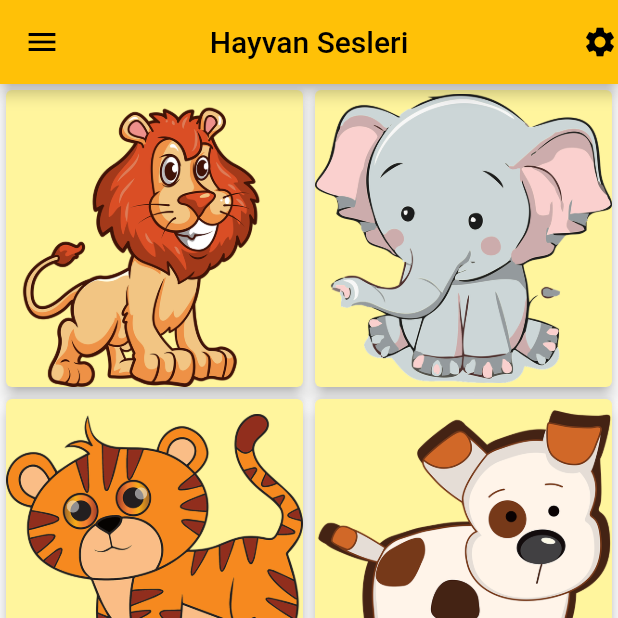
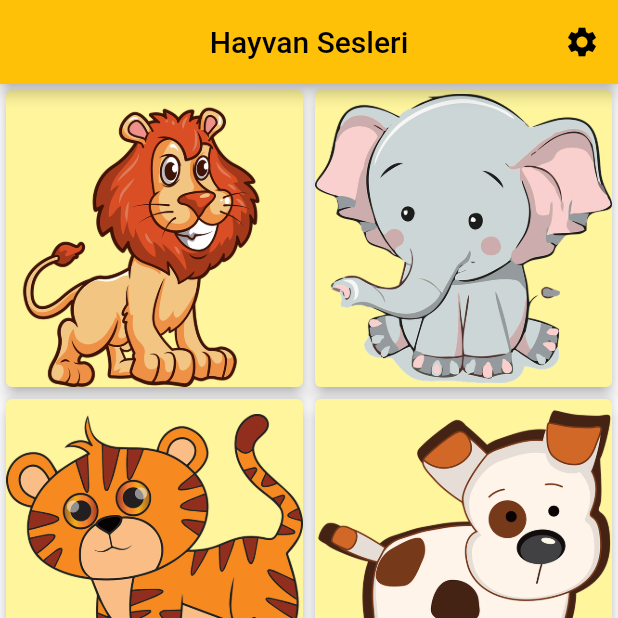
Before and after one commit to orkuneyb/animal_sounds_flutter, a Flutter app: the screen it shows after launch, on a phone screen of 412 x 824 dp, the top half of it. Run offline on Flutter 3.47's test engine with Material 2 defaults, Android fonts, the phone set to English and light mode, and no system bars; our stand-ins replace assets_audio_player, shared_preferences; missing offline and left inert: app_settings.

Commit message:
simple design and some fixes

```diff
--- a/lib/main.dart
+++ b/lib/main.dart
@@ -1,6 +1,9 @@
 import 'package:animal_sounds_flutter/pages/home.dart';
+import 'package:animal_sounds_flutter/pages/settings.dart';
+import 'package:animal_sounds_flutter/providers/settings_provider.dart';
 import 'package:animal_sounds_flutter/utils/colors/colors.dart';
 import 'package:flutter/material.dart';
+import 'package:provider/provider.dart';
 
 void main() {
   runApp(const MyApp());
@@ -11,11 +14,24 @@ class MyApp extends StatelessWidget {
 
   @override
   Widget build(BuildContext context) {
-    return MaterialApp(
-      debugShowCheckedModeBanner: false,
-      title: 'Flutter Demo',
-      theme: ThemeData(primarySwatch: themeColor),
-      home: const HomePage(),
+    return MultiProvider(
+      providers: [
+        ChangeNotifierProvider(create: (context) => SettingsProvider())
+      ],
+      child: MaterialApp(
+        debugShowCheckedModeBanner: false,
+        title: 'Flutter Demo',
+        theme: ThemeData(
+          primarySwatch: themeColor,
+        ),
+        initialRoute: "/homePage",
+        routes: {
+          '/homePage': (context) => const HomePage(),
+          // '/animalDetails': (context) => const AnimalDetailsPage(),
+          '/settingsPage': (context) => const SettingsPage(),
+        },
+        home: const HomePage(),
+      ),
     );
   }
 }
--- a/lib/pages/home.dart
+++ b/lib/pages/home.dart
@@ -1,6 +1,7 @@
 import 'package:animal_sounds_flutter/models/animal.dart';
 import 'package:animal_sounds_flutter/pages/animal_details.dart';
 import 'package:animal_sounds_flutter/repositories/animal_repository.dart';
+import 'package:animal_sounds_flutter/transitions/page_transitions.dart';
 import 'package:flutter/material.dart';
 
 class HomePage extends StatefulWidget {
@@ -26,10 +27,8 @@ class _HomePageState extends State<HomePage> {
             onTap: () {
               Navigator.push(
                 context,
-                MaterialPageRoute(
-                  builder: (context) => AnimalDetailsPage(
-                    animal: animal,
-                  ),
+                PageTransitions.createScaleTransition(
+                  AnimalDetailsPage(animal: animal),
                 ),
               );
             },
@@ -50,16 +49,17 @@ class _HomePageState extends State<HomePage> {
   AppBar appBarWidget() {
     return AppBar(
       centerTitle: true,
+      automaticallyImplyLeading: false,
       title: const Text(
         "Hayvan Sesleri",
       ),
-      leading: const Icon(
-        Icons.menu,
-      ),
-      actions: const [
-        Icon(
-          Icons.settings,
-        )
+      actions: [
+        IconButton(
+          icon: const Icon(Icons.settings),
+          onPressed: () {
+            Navigator.pushNamed(context, "/settingsPage");
+          },
+        ),
       ],
     );
   }
--- /dev/null
+++ b/lib/providers/settings_provider.dart
@@ -0,0 +1,23 @@
+import 'package:animal_sounds_flutter/utils/shared_preferences/sp_manager.dart';
+import 'package:flutter/material.dart';
+
+class SettingsProvider extends ChangeNotifier {
+  double _animalSoundLevel = 0.0;
+
+  SettingsProvider() {
+    _initSoundLevel();
+  }
+
+  Future<void> _initSoundLevel() async {
+    _animalSoundLevel = await SPManager.getAnimalSoundLevel();
+    notifyListeners();
+  }
+
+  double get getAnimalSoundLevel => _animalSoundLevel;
+
+  set setAnimalSoundLevel(double value) {
+    _animalSoundLevel = value;
+    SPManager.setAnimalSoundLevel(_animalSoundLevel);
+    notifyListeners();
+  }
+}
--- /dev/null
+++ b/lib/utils/shared_preferences/sp_constants.dart
@@ -0,0 +1,3 @@
+abstract class SPConstants {
+  static const animalSoundLevel = "animal_sound_level";
+}
```
Also changed, not shown: lib/pages/animal_details.dart (+7 -0 lines), lib/pages/settings.dart (added, +61 -0 lines), lib/transitions/page_transitions.dart (added, +22 -0 lines), lib/utils/shared_preferences/sp_manager.dart (added, +15 -0 lines), pubspec.yaml (+5 -3 lines), pubspec.lock, 2 other files.
